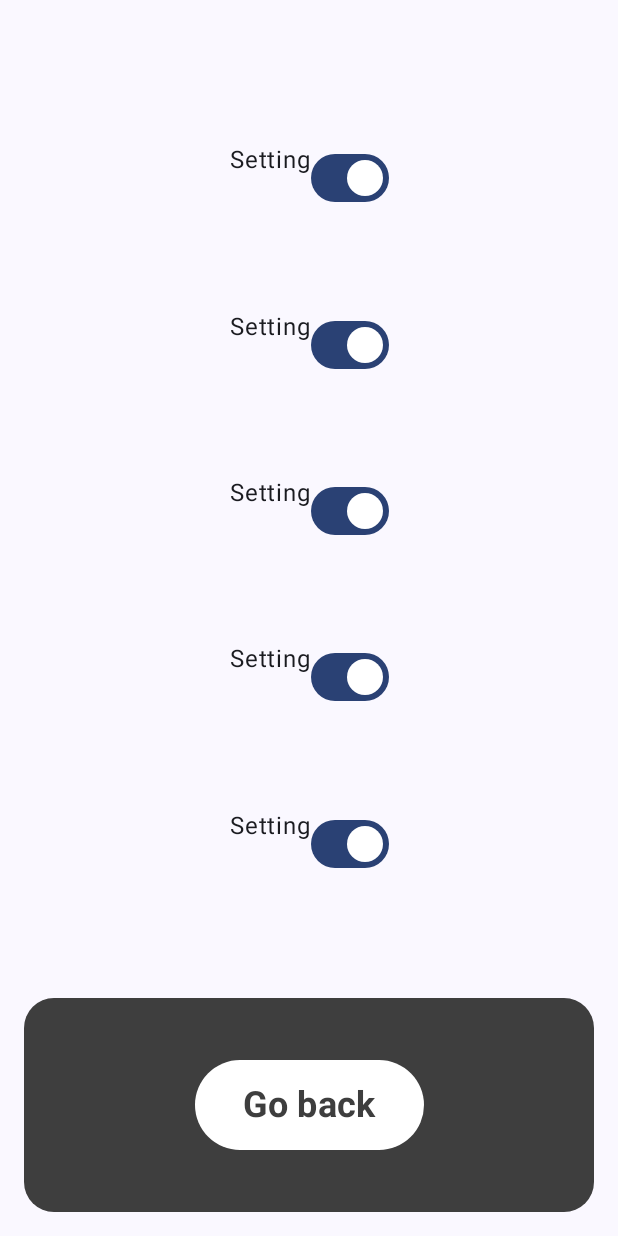
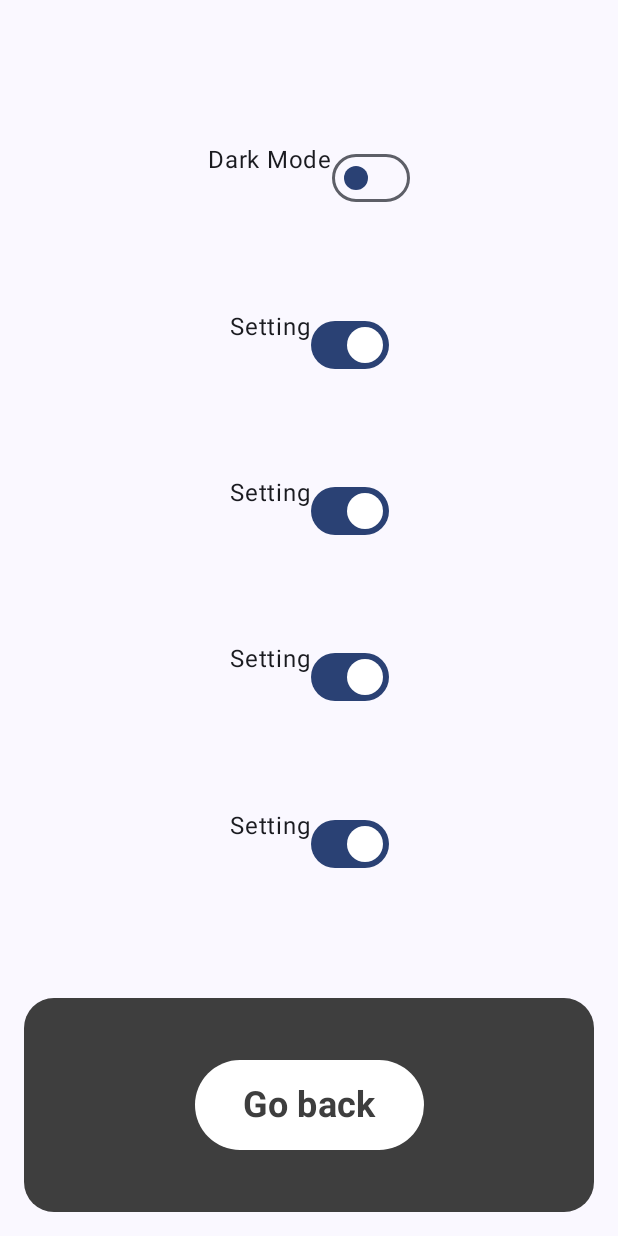
Before and after one commit to Johnricharde/Quitter, an Android app built with Jetpack Compose: the SettingsPage screen opened through its navigation route, on a phone screen of 412 x 824 dp. Run offline under Robolectric (Android 15) with nearby library versions, the phone set to English and light mode, and no system bars.

Commit message:
implemented dark mode
implemented toggleable darkmode button in the settings page

```diff
--- a/app/src/main/java/com/example/quitter/MainActivity.kt
+++ b/app/src/main/java/com/example/quitter/MainActivity.kt
@@ -1,5 +1,7 @@
 package com.example.quitter
 
+import android.content.Context
+import android.content.SharedPreferences
 import android.os.Bundle
 import androidx.activity.ComponentActivity
 import androidx.activity.compose.setContent
@@ -7,11 +9,17 @@ import androidx.activity.enableEdgeToEdge
 import androidx.compose.foundation.layout.fillMaxSize
 import androidx.compose.foundation.layout.padding
 import androidx.compose.material3.Scaffold
+import androidx.compose.runtime.getValue
+import androidx.compose.runtime.mutableStateOf
+import androidx.compose.runtime.setValue
 import androidx.compose.ui.Modifier
-import com.example.quitter.ui.theme.QuitterTheme
+import androidx.lifecycle.ViewModel
+import androidx.lifecycle.ViewModelProvider
+import androidx.lifecycle.viewmodel.compose.viewModel
 import androidx.navigation.compose.NavHost
 import androidx.navigation.compose.composable
 import androidx.navigation.compose.rememberNavController
+import com.example.quitter.ui.theme.QuitterTheme
 
 class MainActivity : ComponentActivity() {
     override fun onCreate(savedInstanceState: Bundle?) {
@@ -20,8 +28,10 @@ class MainActivity : ComponentActivity() {
         enableEdgeToEdge()
 
         setContent {
-            QuitterTheme {
-                val navController = rememberNavController()
+            val navController = rememberNavController()
+            val themeViewModel: ThemeViewModel = viewModel(factory = ThemeViewModelFactory(applicationContext))
+
+            QuitterTheme(darkTheme = themeViewModel.isDarkTheme) {
 
                 Scaffold(modifier = Modifier.fillMaxSize()) { innerPadding ->
                     NavHost(
@@ -32,10 +42,35 @@ class MainActivity : ComponentActivity() {
                         composable("mainPage") { MainPage(navController) }
                         composable("achievementsPage") { AchievementsPage(navController) }
                         composable("statisticsPage") { StatisticsPage(navController) }
-                        composable("settingsPage") { SettingsPage(navController) }
+                        composable("settingsPage") { SettingsPage(navController, modifier = Modifier, themeViewModel) }
                     }
                 }
             }
         }
     }
 }
+
+class ThemeViewModel(context: Context) : ViewModel() {
+    private val sharedPreferences: SharedPreferences =
+        context.getSharedPreferences("theme_prefs", Context.MODE_PRIVATE)
+    private val editor: SharedPreferences.Editor = sharedPreferences.edit()
+
+    var isDarkTheme by mutableStateOf(sharedPreferences.getBoolean("is_dark_theme", false))
+        private set
+
+    fun toggleTheme() {
+        isDarkTheme = !isDarkTheme
+        editor.putBoolean("is_dark_theme", isDarkTheme)
+        editor.apply()
+    }
+}
+
+class ThemeViewModelFactory(private val context: Context) : ViewModelProvider.Factory {
+    override fun <T : ViewModel> create(modelClass: Class<T>): T {
+        if (modelClass.isAssignableFrom(ThemeViewModel::class.java)) {
+            @Suppress("UNCHECKED_CAST")
+            return ThemeViewModel(context) as T
+        }
+        throw IllegalArgumentException("Unknown ViewModel class")
+    }
+}
--- a/app/src/main/java/com/example/quitter/MainPage.kt
+++ b/app/src/main/java/com/example/quitter/MainPage.kt
@@ -1,12 +1,14 @@
 package com.example.quitter
 
 import androidx.compose.foundation.Image
+import androidx.compose.foundation.background
 import androidx.compose.foundation.layout.Arrangement
 import androidx.compose.foundation.layout.Column
 import androidx.compose.foundation.layout.fillMaxSize
 import androidx.compose.foundation.layout.fillMaxWidth
 import androidx.compose.foundation.layout.padding
 import androidx.compose.foundation.shape.RoundedCornerShape
+import androidx.compose.material3.MaterialTheme
 import androidx.compose.material3.Surface
 import androidx.compose.material3.Text
 import androidx.compose.runtime.Composable
@@ -27,6 +29,7 @@ import com.example.quitter.ui.theme.QuitterTheme
 fun MainPage(navController: NavHostController, modifier: Modifier = Modifier) {
     Column(
         modifier = modifier
+            .background(MaterialTheme.colorScheme.background)
             .padding(16.dp)
             .fillMaxSize()
     )
@@ -71,6 +74,8 @@ fun DisplayLogo(modifier: Modifier = Modifier) {
         Column(
             verticalArrangement = Arrangement.Center,
             horizontalAlignment = Alignment.CenterHorizontally,
+            modifier = Modifier
+                .background(MaterialTheme.colorScheme.background)
         ) {
             Text(
                 text = stringResource(R.string.quitter_all_cap),
--- a/app/src/main/java/com/example/quitter/SettingsPage.kt
+++ b/app/src/main/java/com/example/quitter/SettingsPage.kt
@@ -6,19 +6,22 @@ import androidx.compose.foundation.layout.Row
 import androidx.compose.foundation.layout.fillMaxSize
 import androidx.compose.foundation.layout.fillMaxWidth
 import androidx.compose.foundation.layout.padding
+import androidx.compose.material3.MaterialTheme
 import androidx.compose.material3.Switch
+import androidx.compose.material3.SwitchDefaults
 import androidx.compose.material3.Text
 import androidx.compose.runtime.Composable
 import androidx.compose.ui.Alignment
 import androidx.compose.ui.Modifier
 import androidx.compose.ui.tooling.preview.Preview
 import androidx.compose.ui.unit.dp
+import androidx.lifecycle.viewmodel.compose.viewModel
 import androidx.navigation.NavHostController
 import androidx.navigation.compose.rememberNavController
 import com.example.quitter.ui.theme.QuitterTheme
 
 @Composable
-fun SettingsPage(navController: NavHostController, modifier: Modifier = Modifier) {
+fun SettingsPage(navController: NavHostController, modifier: Modifier = Modifier, themeViewModel: ThemeViewModel = viewModel()) {
     Column(
         modifier = modifier
             .padding(16.dp)
@@ -33,8 +36,11 @@ fun SettingsPage(navController: NavHostController, modifier: Modifier = Modifier
                 .weight(4f)
         ) {
             Row {
-                Text(text = "Setting")
-                SwitchMinimal()
+                Text(text = "Dark Mode")
+                ThemeSwitcher(
+                    darkTheme = themeViewModel.isDarkTheme,
+                    onThemeChange = { themeViewModel.toggleTheme() }
+                )
             }
             Row {
                 Text(text = "Setting")
@@ -67,7 +73,6 @@ fun SwitchMinimal() {
     )
 }
 
-
 @Preview(showBackground = true, showSystemUi = true)
 @Composable
 fun SettingsPagePreview() {
@@ -75,3 +80,17 @@ fun SettingsPagePreview() {
         SettingsPage(navController = rememberNavController())
     }
 }
+
+@Composable
+fun ThemeSwitcher(darkTheme: Boolean, onThemeChange: () -> Unit) {
+    Switch(
+        checked = darkTheme,
+        onCheckedChange = { onThemeChange() },
+        colors = SwitchDefaults.colors(
+            checkedTrackColor = MaterialTheme.colorScheme.background,
+            checkedThumbColor = MaterialTheme.colorScheme.primary,
+            uncheckedTrackColor = MaterialTheme.colorScheme.background,
+            uncheckedThumbColor = MaterialTheme.colorScheme.primary
+        )
+    )
+}
--- a/app/src/main/java/com/example/quitter/ui/theme/Color.kt
+++ b/app/src/main/java/com/example/quitter/ui/theme/Color.kt
@@ -5,7 +5,29 @@ import androidx.compose.ui.graphics.Color
 val Purple80 = Color(0xFFD0BCFF)
 val PurpleGrey80 = Color(0xFFCCC2DC)
 val Pink80 = Color(0xFFEFB8C8)
+val BackgroundLight = Color(0xFFE1E1E1)
 
 val Purple40 = Color(0xFF6650a4)
 val PurpleGrey40 = Color(0xFF625b71)
 val Pink40 = Color(0xFF7D5260)
+val BackgroundDark = Color(0xFF2B3535)
+
+sealed class ThemeColors(
+    val background: Color,
+//    val surface: Color,
+//    val primary: Color,
+//    val text: Color
+)  {
+    object Dark: ThemeColors(
+        background = BackgroundDark,
+//        surface = dark_btn,
+//        primary = clear_dark,
+//        text = Color.White
+    )
+    object Light: ThemeColors(
+        background = BackgroundLight,
+//        surface = light_btn,
+//        primary = clear_light,
+//        text = Color.Black
+    )
+}
--- a/app/src/main/java/com/example/quitter/ui/theme/Theme.kt
+++ b/app/src/main/java/com/example/quitter/ui/theme/Theme.kt
@@ -1,6 +1,5 @@
 package com.example.quitter.ui.theme
 
-import android.app.Activity
 import android.os.Build
 import androidx.compose.foundation.isSystemInDarkTheme
 import androidx.compose.material3.MaterialTheme
@@ -14,13 +13,15 @@ import androidx.compose.ui.platform.LocalContext
 private val DarkColorScheme = darkColorScheme(
     primary = Purple80,
     secondary = PurpleGrey80,
-    tertiary = Pink80
+    tertiary = Pink80,
+    background = ThemeColors.Dark.background
 )
 
 private val LightColorScheme = lightColorScheme(
     primary = Purple40,
     secondary = PurpleGrey40,
-    tertiary = Pink40
+    tertiary = Pink40,
+    background = ThemeColors.Light.background
 
     /* Other default colors to override
     background = Color(0xFFFFFBFE),
```
